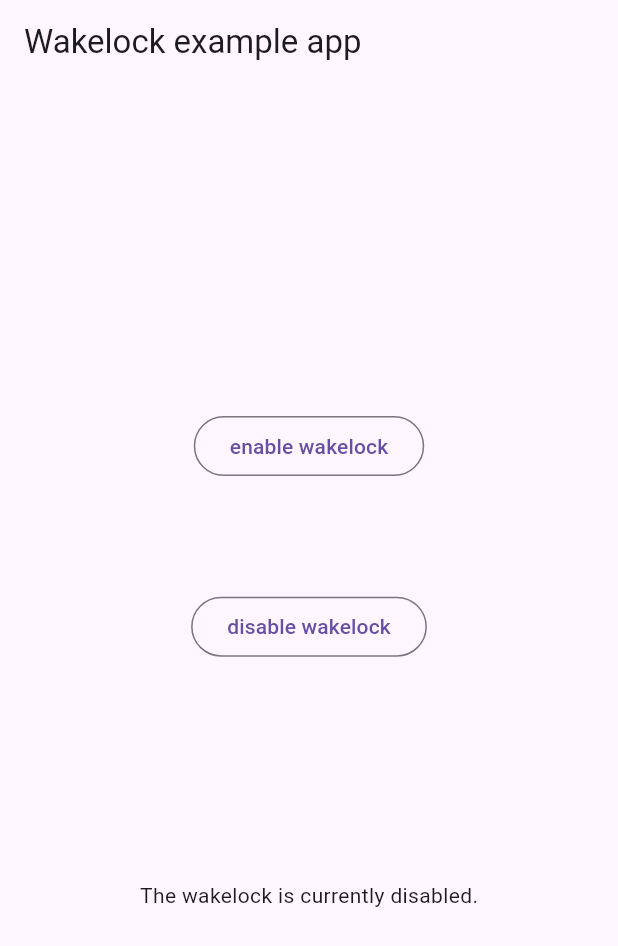
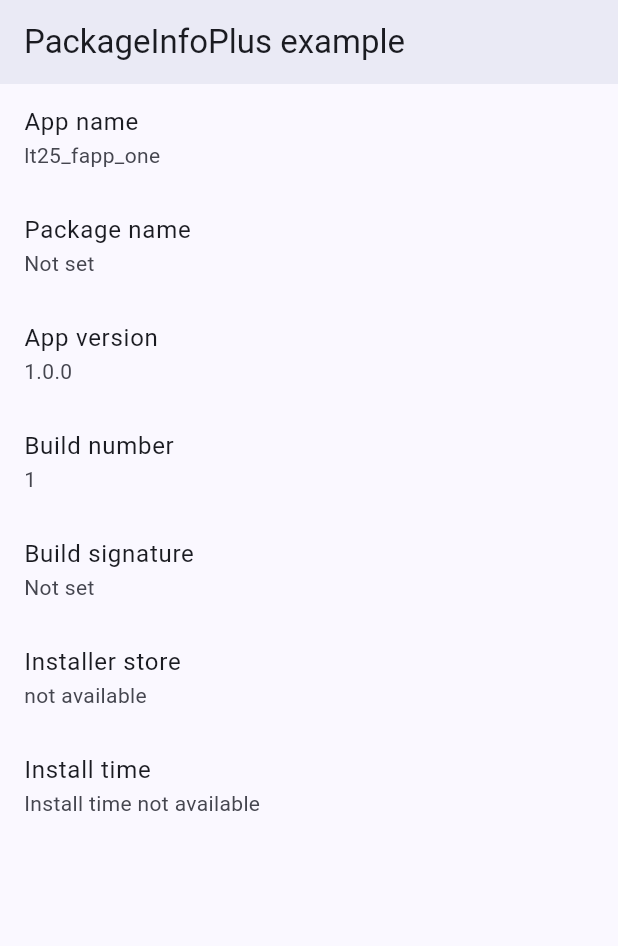
Before and after one commit to lightrao/lt25_fapp_one, a Flutter app: the screen it shows after launch, on a phone screen of 412 x 824 dp. Shown: the top 946 px of the screen. Run offline on Flutter 3.47's test engine with Material 3 defaults, Android fonts, the light colour scheme and no system bars; our stand-ins replace package_info_plus.

Commit message:
package_info_plus

```diff
--- a/lib/main.dart
+++ b/lib/main.dart
@@ -1,86 +1,95 @@
+// Copyright 2017 The Chromium Authors. All rights reserved.
+// Use of this source code is governed by a BSD-style license that can be
+// found in the LICENSE file.
+
+// ignore_for_file: public_member_api_docs
+
+import 'dart:async';
+
 import 'package:flutter/material.dart';
-import 'package:wakelock_plus/wakelock_plus.dart';
+import 'package:package_info_plus/package_info_plus.dart';
 
 void main() {
-  runApp(const WakelockPlusExampleApp());
+  runApp(const MyApp());
 }
 
-/// Example app widget demonstrating how to use the wakelock plugin.
-///
-/// The example implementation is located inside [OutlinedButton.onPressed]
-/// callback functions and a [FutureBuilder].
-class WakelockPlusExampleApp extends StatefulWidget {
-  const WakelockPlusExampleApp({super.key});
+class MyApp extends StatelessWidget {
+  const MyApp({super.key});
 
-  /// Creates the [WakelockPlusExampleApp] widget.
-
-  @override
-  State<WakelockPlusExampleApp> createState() => _WakelockPlusExampleAppState();
-}
-
-class _WakelockPlusExampleAppState extends State<WakelockPlusExampleApp> {
   @override
   Widget build(BuildContext context) {
     return MaterialApp(
-      home: Scaffold(
-        appBar: AppBar(
-          title: const Text('Wakelock example app'),
-        ),
-        body: Center(
-          child: Column(
-            mainAxisAlignment: MainAxisAlignment.spaceEvenly,
-            children: <Widget>[
-              const Spacer(
-                flex: 3,
-              ),
-              OutlinedButton(
-                onPressed: () {
-                  // The following code will enable the wakelock on the device
-                  // using the wakelock plugin.
-                  setState(() {
-                    WakelockPlus.enable();
-                    // You could also use Wakelock.toggle(on: true);
-                  });
-                },
-                child: const Text('enable wakelock'),
-              ),
-              const Spacer(),
-              OutlinedButton(
-                onPressed: () {
-                  // The following code will disable the wakelock on the device
-                  // using the wakelock plugin.
-                  setState(() {
-                    WakelockPlus.disable();
-                    // You could also use Wakelock.toggle(on: false);
-                  });
-                },
-                child: const Text('disable wakelock'),
-              ),
-              const Spacer(
-                flex: 2,
-              ),
-              FutureBuilder(
-                future: WakelockPlus.enabled,
-                builder: (context, AsyncSnapshot<bool> snapshot) {
-                  final data = snapshot.data;
-                  // The use of FutureBuilder is necessary here to await the
-                  // bool value from the `enabled` getter.
-                  if (data == null) {
-                    // The Future is retrieved so fast that you will not be able
-                    // to see any loading indicator.
-                    return Container();
-                  }
+      title: 'PackageInfoPlus Demo',
+      theme: ThemeData(
+        useMaterial3: true,
+        colorSchemeSeed: const Color(0x9f4376f8),
+      ),
+      home: const MyHomePage(),
+    );
+  }
+}
 
-                  return Text('The wakelock is currently '
-                      '${data ? 'enabled' : 'disabled'}.');
-                },
-              ),
-              const Spacer(
-                flex: 3,
-              ),
-            ],
+class MyHomePage extends StatefulWidget {
+  const MyHomePage({super.key});
+
+  @override
+  State<MyHomePage> createState() => _MyHomePageState();
+}
+
+class _MyHomePageState extends State<MyHomePage> {
+  PackageInfo _packageInfo = PackageInfo(
+    appName: 'Unknown',
+    packageName: 'Unknown',
+    version: 'Unknown',
+    buildNumber: 'Unknown',
+    buildSignature: 'Unknown',
+    installerStore: 'Unknown',
+  );
+
+  @override
+  void initState() {
+    super.initState();
+    _initPackageInfo();
+  }
+
+  Future<void> _initPackageInfo() async {
+    final info = await PackageInfo.fromPlatform();
+    setState(() {
+      _packageInfo = info;
+    });
+  }
+
+  Widget _infoTile(String title, String subtitle) {
+    return ListTile(
+      title: Text(title),
+      subtitle: Text(subtitle.isEmpty ? 'Not set' : subtitle),
+    );
+  }
+
+  @override
+  Widget build(BuildContext context) {
+    return Scaffold(
+      appBar: AppBar(
+        title: const Text('PackageInfoPlus example'),
+        elevation: 4, // 4 means a single shadow
+      ),
+      body: ListView(
+        children: <Widget>[
+          _infoTile('App name', _packageInfo.appName),
+          _infoTile('Package name', _packageInfo.packageName),
+          _infoTile('App version', _packageInfo.version),
+          _infoTile('Build number', _packageInfo.buildNumber),
+          _infoTile('Build signature', _packageInfo.buildSignature),
+          _infoTile(
+            'Installer store',
+            _packageInfo.installerStore ?? 'not available',
           ),
-        ),
+          _infoTile(
+            'Install time',
+            _packageInfo.installTime?.toIso8601String() ??
+                'Install time not available',
+          ),
+        ],
       ),
     );
   }
--- a/pubspec.yaml
+++ b/pubspec.yaml
@@ -44,6 +44,7 @@ dependencies:
   shared_preferences: ^2.5.2
   volume_controller: ^3.2.0
   wakelock_plus: ^1.2.10
+  package_info_plus: ^8.2.1
 
 dev_dependencies:
   flutter_test:
```
Also changed, not shown: pubspec.lock.
